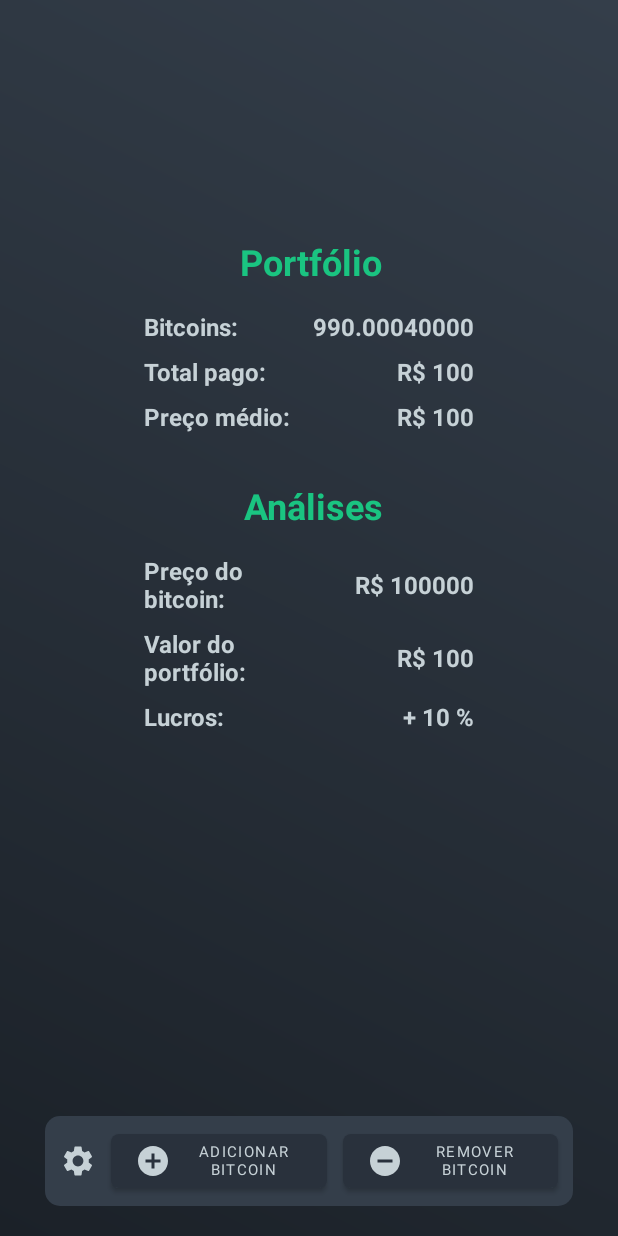
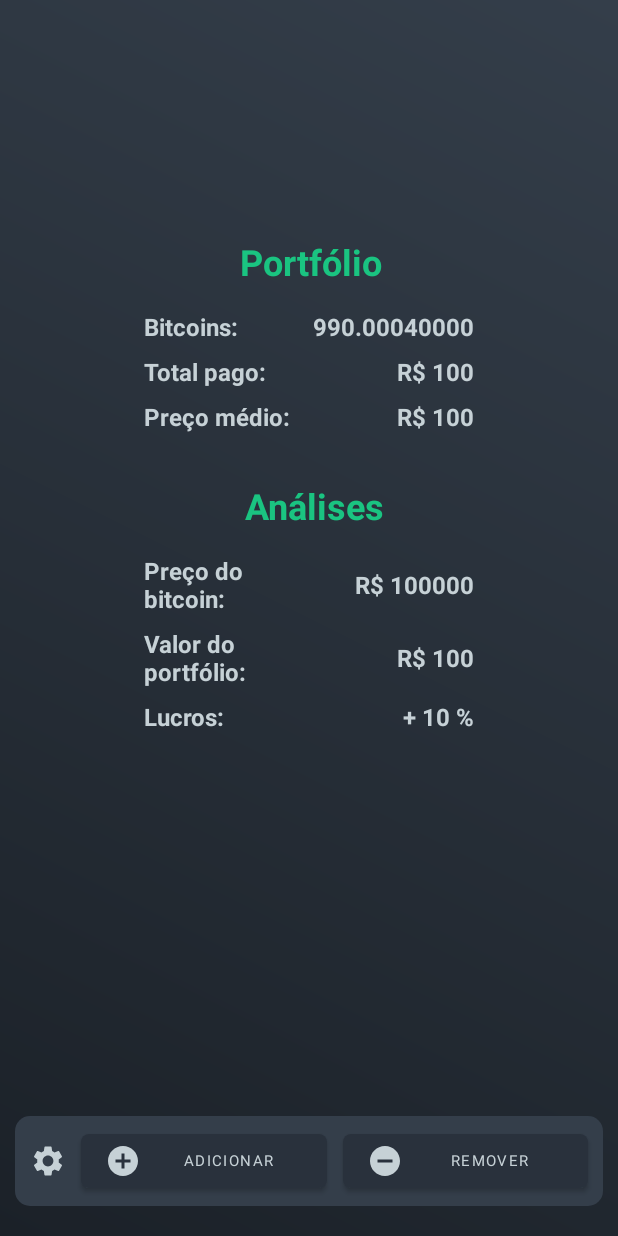
Before and after one commit to kayevo/bitcoin_hold_app, an Android app: the layout activity_portfolio.xml on its own in the app's theme, with its tools: preview values and no code run, on a phone screen of 412 x 824 dp. Run offline under Robolectric (Android 15) with nearby library versions, the light colour scheme and no system bars.

Commit message:
style: remove horizontal padding on portfolio

```diff
--- a/app/src/main/res/layout/activity_portfolio.xml
+++ b/app/src/main/res/layout/activity_portfolio.xml
@@ -13,9 +13,7 @@
         android:id="@+id/portfolio"
         android:layout_width="match_parent"
         android:layout_height="match_parent"
-        android:layout_marginStart="20dp"
         android:layout_marginTop="20dp"
-        android:layout_marginEnd="20dp"
         android:layout_marginBottom="20dp"
         android:visibility="gone"
         app:layout_constraintBottom_toBottomOf="parent"
@@ -280,23 +278,6 @@
         </LinearLayout>
 
 
-
-
-
-
-
-
-
-
-
-
-
-
-
-
-
-
-
         <include
             android:id="@+id/menu"
             layout="@layout/item_menu"
--- a/app/src/main/res/layout/item_menu.xml
+++ b/app/src/main/res/layout/item_menu.xml
@@ -37,7 +37,7 @@
         android:layout_marginEnd="5dp"
         android:drawableLeft="@drawable/ic_add"
         android:focusable="false"
-        android:text="Adicionar bitcoin"
+        android:text="Adicionar"
         app:layout_constraintBottom_toBottomOf="@+id/backgroundMenu"
         app:layout_constraintEnd_toStartOf="@+id/btnRemoveAmount"
         app:layout_constraintHorizontal_bias="0.5"
@@ -53,7 +53,7 @@
         android:layout_marginStart="5dp"
         android:layout_marginEnd="10dp"
         android:focusable="false"
-        android:text="Remover bitcoin"
+        android:text="Remover"
         app:layout_constraintBottom_toBottomOf="@+id/backgroundMenu"
         app:layout_constraintEnd_toEndOf="@+id/backgroundMenu"
         app:layout_constraintHorizontal_bias="0.5"
```
